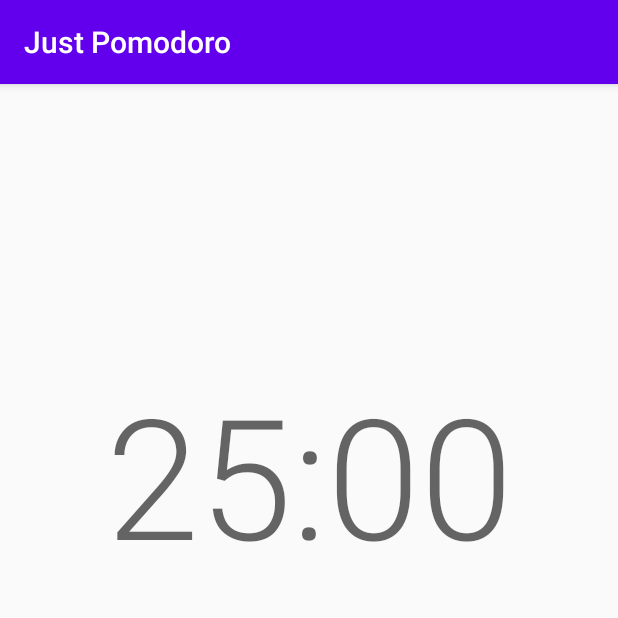
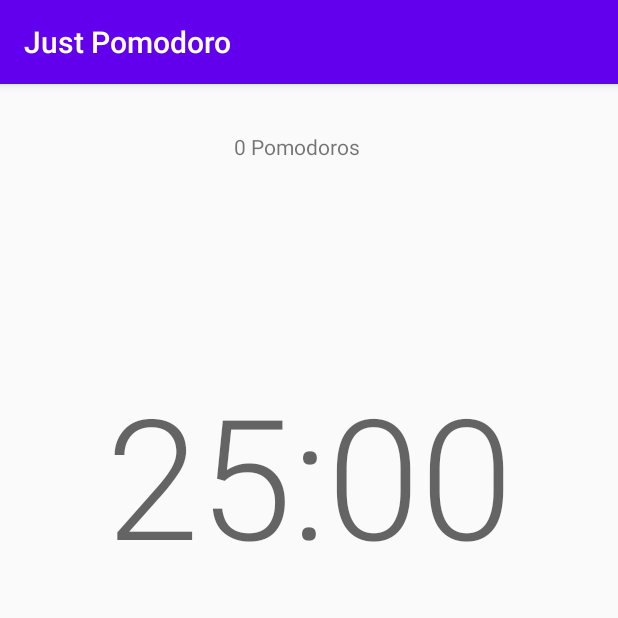
Before and after one commit to JefersonMolinari/JustPomodoro, an Android app: the screen it shows after launch (MainActivity), after a tap on "STOP", on a phone screen of 412 x 824 dp, the top half of it. Run offline under Robolectric (Android 15) with nearby library versions, the light colour scheme and no system bars; 1 other tap on this screen came first.

Commit message:
feat: Add Pomodoro counter to UI

```diff
--- a/app/src/main/java/com/scorpionest/justpomodoro/MainActivity.java
+++ b/app/src/main/java/com/scorpionest/justpomodoro/MainActivity.java
@@ -15,7 +15,7 @@
     private static final int TIME_MIN_LONG_BREAK = 15;
     private static final int TIME_RATE_MILISEC = 1000;
     private static final int TIME_MIN_TO_SEC = 60;
-    private static final int SECTIONS_TO_LONG_BREAK = 4;
+    private static final int SECTIONS_TO_LONG_BREAK = 40;
 
     private static final String DISPLAY_DISPLAY = "%02d:%02d";
     private static final String DISPLAY_START = "%02d:00";
@@ -33,6 +33,7 @@
     Button btnStop;
     Button btnPause;
     TextView counterView;
+    TextView counterPomodoroView;
 
     CountDownTimer timer;
 
@@ -42,6 +43,7 @@
         setContentView(R.layout.activity_main);
 
         counterView = (TextView) findViewById(R.id.textViewCounter);
+        counterPomodoroView = (TextView) findViewById(R.id.textViewCounterPomos);
         btnStart = (Button) findViewById(R.id.buttonStart);
         btnStop = (Button) findViewById(R.id.buttonStop);
         btnPause = (Button) findViewById(R.id.buttonPause);
@@ -79,6 +81,7 @@
                     timer.cancel();
                     timer = null;
                 }
+                counterPomodoro = 0;
                 currentCycle = "";
                 nextSection();
             }
@@ -123,5 +126,6 @@
 
         counterInSecs = counterInMins * TIME_MIN_TO_SEC;
         counterView.setText(String.format(DISPLAY_START, counterInMins));
+        counterPomodoroView.setText(String.format("%d Pomodoro%s",counterPomodoro, counterPomodoro == 1 ? "" : "s"));
     }
 }
--- a/app/src/main/res/layout/activity_main.xml
+++ b/app/src/main/res/layout/activity_main.xml
@@ -44,4 +44,16 @@
         android:text="@string/pause"
         app:layout_constraintBottom_toBottomOf="@+id/buttonStop"
         app:layout_constraintStart_toStartOf="@+id/textViewCounter" />
+
+    <TextView
+        android:id="@+id/textViewCounterPomos"
+        android:layout_width="wrap_content"
+        android:layout_height="wrap_content"
+        android:layout_marginTop="32dp"
+        android:paddingRight="16dp"
+        app:layout_constraintEnd_toEndOf="parent"
+        app:layout_constraintStart_toStartOf="parent"
+        app:layout_constraintTop_toTopOf="parent"
+        tools:text="2 Pomodoros" />
+
 </androidx.constraintlayout.widget.ConstraintLayout>
```
